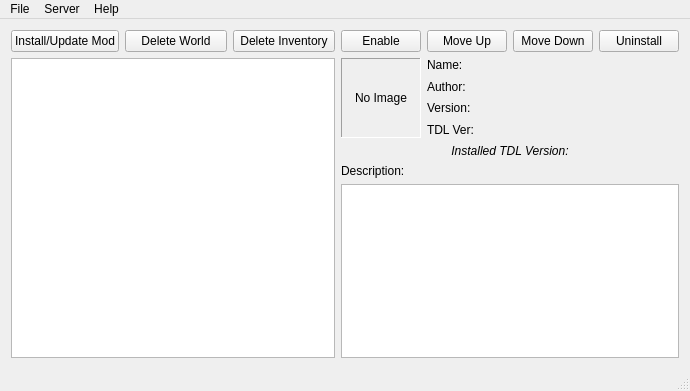
jpeg/TDL-Mod-Loader, file modloader_qt/mainwindow.ui: the form before one commit.
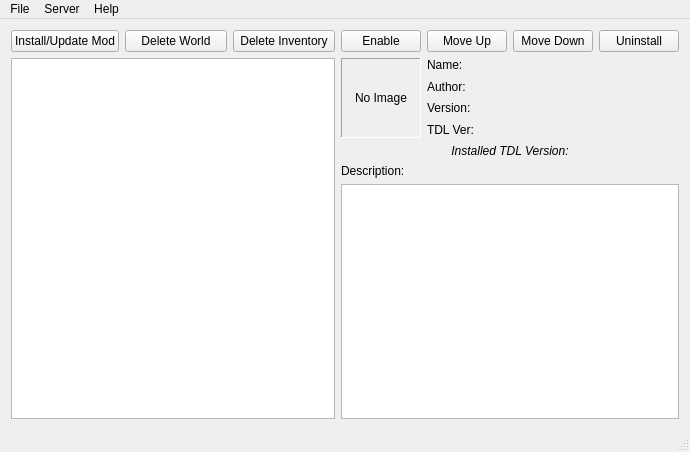
The form after the commit. Icons and pictures are not drawn.

Patch:
```diff
--- a/modloader_qt/mainwindow.ui
+++ b/modloader_qt/mainwindow.ui
@@ -7,7 +7,7 @@
     <x>0</x>
     <y>0</y>
     <width>690</width>
-    <height>391</height>
+    <height>452</height>
    </rect>
   </property>
   <property name="sizePolicy">
```
